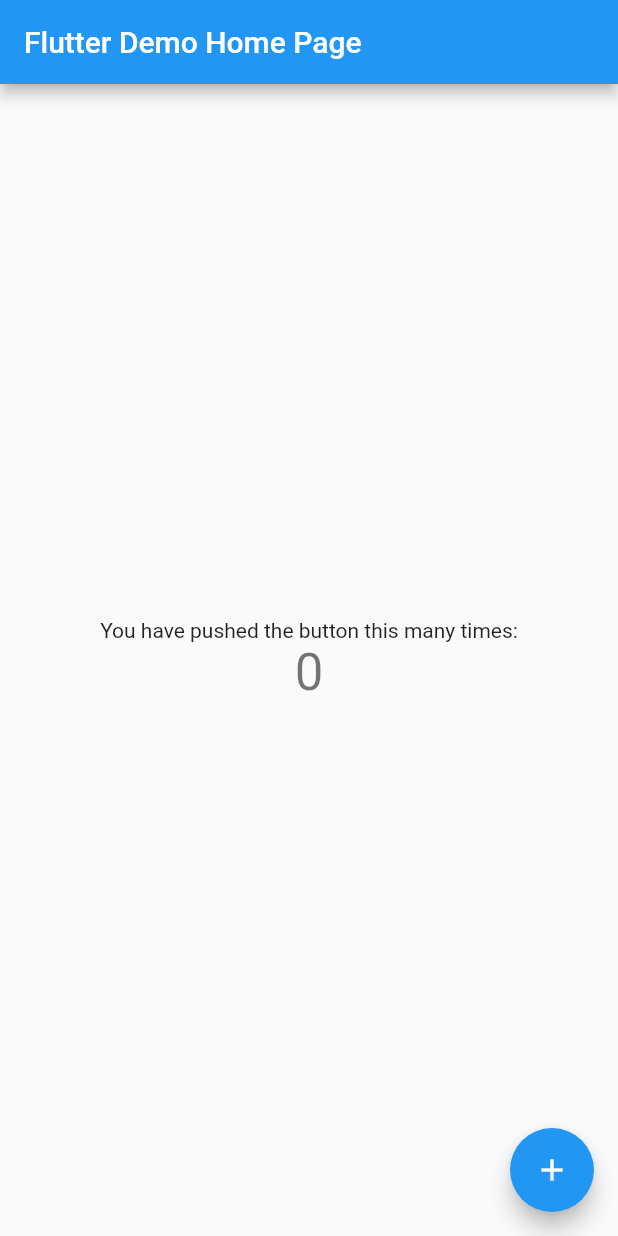
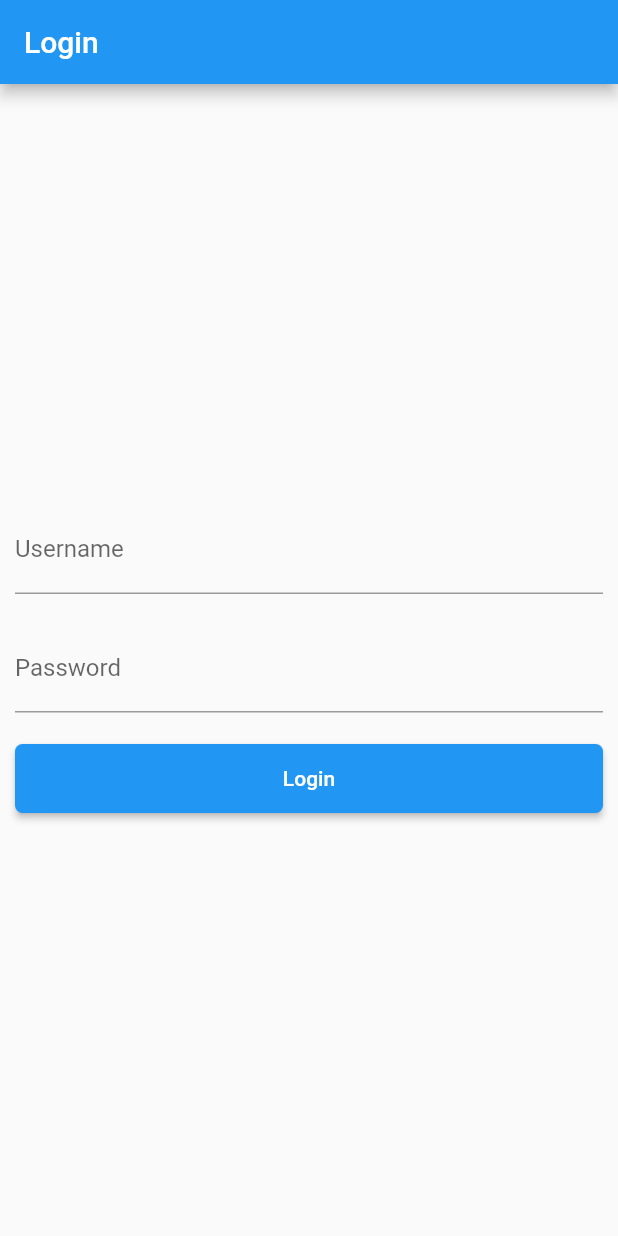
Before and after one commit to Oceankoh/nus-gdsc-hackathon, a Flutter app: the screen it shows after launch, on a phone screen of 412 x 824 dp. Run offline on Flutter 3.47's test engine with Material 2 defaults, Android fonts, the phone set to English and light mode, and no system bars; our stand-ins replace cloud_firestore, firebase_core, image_picker; missing offline and left inert: dart:html; accounts and stored records are empty; key blocks and very long unbroken strings in the code were emptied for the run.

Commit message:
i keep forgetting to commit but login is done, home page is done, and upload is done

```diff
--- a/lib/login.dart
+++ b/lib/login.dart
@@ -0,0 +1,105 @@
+import 'package:cloud_firestore/cloud_firestore.dart';
+import 'package:flutter/foundation.dart';
+import 'package:flutter/material.dart';
+import 'package:gdsc_hackathon/globals.dart';
+import 'package:gdsc_hackathon/home.dart';
+import 'dart:async';
+
+class LoginPage extends StatefulWidget {
+  const LoginPage({Key? key, required this.title}) : super(key: key);
+
+  final String title;
+
+  @override
+  State<StatefulWidget> createState() => _LoginState();
+}
+
+class _LoginState extends State<LoginPage> {
+  final userCtrl = TextEditingController();
+  final pwdCtrl = TextEditingController();
+
+  @override
+  void dispose() {
+    userCtrl.dispose();
+    pwdCtrl.dispose();
+    super.dispose();
+  }
+
+  _login() async {
+    await FirebaseFirestore.instance
+        .collectionGroup('enterprises')
+        .where("name", isEqualTo: userCtrl.text)
+        .where("pwd", isEqualTo: pwdCtrl.text)
+        .get()
+        .then((value) {
+      for (var doc in value.docs) {
+        Globals.se = doc['name'];
+      }
+    });
+    return Globals.se.isNotEmpty;
+  }
+
+  @override
+  Widget build(BuildContext context) {
+    return Scaffold(
+      appBar: AppBar(
+        title: Text(widget.title),
+      ),
+      body: Center(
+        child: Column(
+          mainAxisAlignment: MainAxisAlignment.center,
+          children: [
+            Padding(
+              padding: const EdgeInsets.all(10),
+              child: SizedBox(
+                width: kIsWeb
+                    ? MediaQuery.of(context).size.width / 3
+                    : MediaQuery.of(context).size.width,
+                child: TextField(
+                  controller: userCtrl,
+                  decoration: const InputDecoration(
+                      border: UnderlineInputBorder(), labelText: 'Username'),
+                ),
+              ),
+            ),
+            Padding(
+              padding: const EdgeInsets.all(10),
+              child: SizedBox(
+                width: kIsWeb
+                    ? MediaQuery.of(context).size.width / 3
+                    : MediaQuery.of(context).size.width,
+                child: TextField(
+                  controller: pwdCtrl,
+                  decoration: const InputDecoration(
+                      border: UnderlineInputBorder(), labelText: 'Password'),
+                ),
+              ),
+            ),
+            Padding(
+              padding: const EdgeInsets.all(10),
+              child: SizedBox(
+                width: kIsWeb
+                    ? MediaQuery.of(context).size.width / 3
+                    : MediaQuery.of(context).size.width,
+                child: MaterialButton(
+                  color: Colors.blue,
+                  textColor: Colors.white,
+                  shape: RoundedRectangleBorder(
+                      borderRadius: BorderRadius.circular(5)),
+                  child: const Padding(
+                      padding: EdgeInsets.all(15), child: Text('Login')),
+                  onPressed: () async  {
+                    if (await _login()) {
+                      Route route = MaterialPageRoute(builder: (context) => MyHomePage(title: Globals.se + " products"));
+                      Navigator.pushReplacement(context, route);
+                    }
+                  },
+                ),
+              ),
+            )
+          ],
+        ),
+      ),
+    );
+  }
+}
--- a/lib/main.dart
+++ b/lib/main.dart
@@ -1,4 +1,5 @@
 import 'package:flutter/material.dart';
+import 'package:gdsc_hackathon/login.dart';
 import 'home.dart';
 import 'package:firebase_core/firebase_core.dart';
 import 'firebase_options.dart';
@@ -18,11 +19,11 @@
   @override
   Widget build(BuildContext context) {
     return MaterialApp(
-      title: 'Flutter Demo',
+      title: 'GDSC App',
       theme: ThemeData(
         primarySwatch: Colors.blue,
       ),
-      home: const MyHomePage(title: 'Flutter Demo Home Page'),
+      home: const LoginPage(title: 'Login'),
     );
   }
 }
--- a/pubspec.yaml
+++ b/pubspec.yaml
@@ -12,6 +12,7 @@
   firebase_storage: ^10.2.9
   firebase_core: ^1.13.1
   firebase_analytics: ^9.1.2
+  cloud_firestore: ^3.1.10
   image_picker: ^0.8.4+10
   flutter:
     sdk: flutter
```
Also changed, not shown: lib/home.dart (+106 -23 lines), lib/upload.dart (+48 -14 lines), pubspec.lock.
